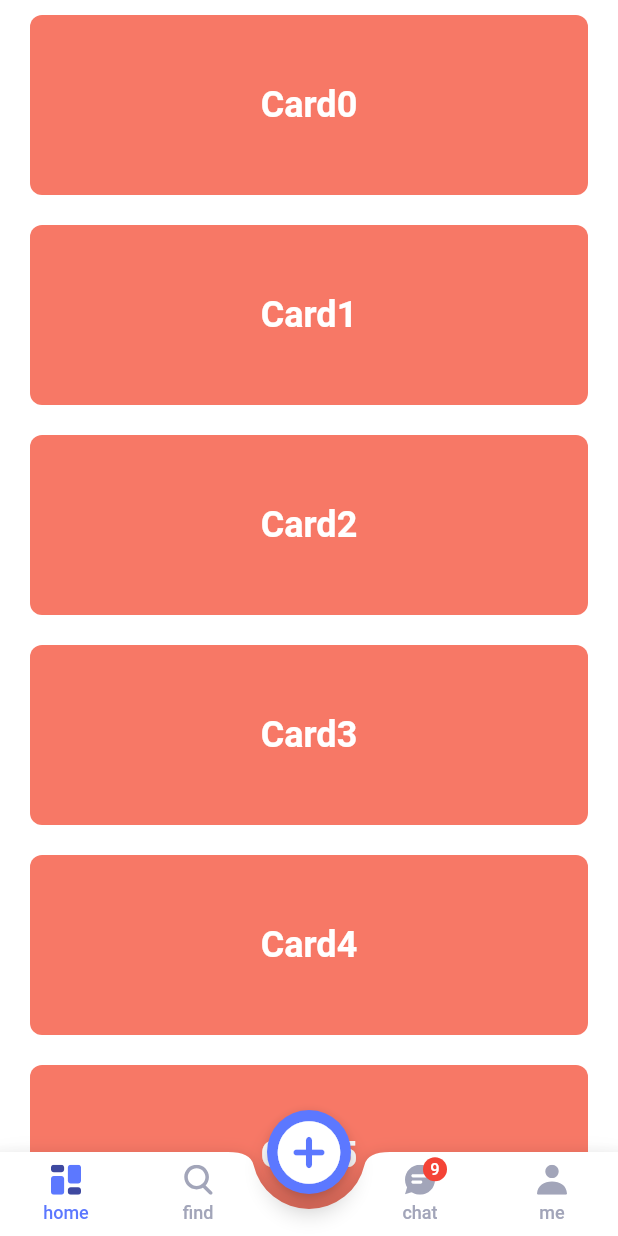
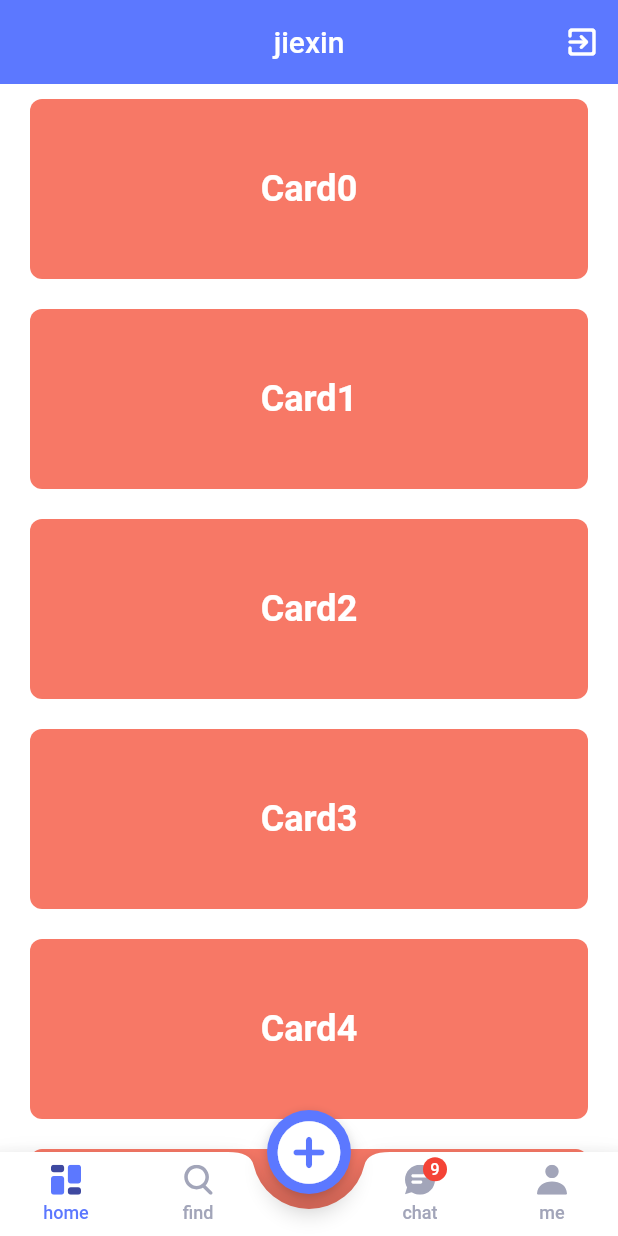
Before and after one commit to JiexinLee/blog, a Flutter app: the MyHomePage screen opened directly, on a phone screen of 412 x 824 dp. Run offline on Flutter 3.47's test engine with Material 2 defaults, Android fonts, the phone set to English and light mode, and no system bars; our stand-ins replace flutter_svg, font_awesome_flutter, get, shared_preferences, smooth_page_indicator; accounts and stored records are empty.

```diff
--- a/lib/main.dart
+++ b/lib/main.dart
@@ -47,6 +47,7 @@ class MyHomePage extends StatefulWidget {
 
 class _MyHomePageState extends State<MyHomePage> {
   final PageController pageController = PageController();
+  final controller = ScrollController();
   int currentIndex = 0;
 
   void onIndexChanged(int index) {
@@ -91,7 +92,7 @@ class _MyHomePageState extends State<MyHomePage> {
           Me(),
         ],
       ),
-      // 底部带凹下的导航
+      // Curve Navigation
       bottomNavigationBar: BuildNavigation(
           currentIndex: currentIndex,
           items: [
--- a/lib/pages/home/home.dart
+++ b/lib/pages/home/home.dart
@@ -1,5 +1,10 @@
+import 'package:flutter/material.dart';
 import 'package:flutter/widgets.dart';
+import 'package:flutter_abnhelper/constants/colors.dart';
+import 'package:flutter_abnhelper/pages/welcome/welcome.dart';
 import 'package:flutter_abnhelper/widgets/card.dart';
+import 'package:get/get.dart';
+import 'package:shared_preferences/shared_preferences.dart';
 
 class Home extends StatefulWidget {
   Home({Key? key}) : super(key: key);
@@ -11,7 +16,26 @@ class Home extends StatefulWidget {
 class _HomeState extends State<Home> {
   @override
   Widget build(BuildContext context) {
-    return Container(
+    return Scaffold(
+      appBar: AppBar(
+        actions: [
+          IconButton(
+            onPressed: () async {
+              final prefs = await SharedPreferences.getInstance();
+              prefs.setBool("showHome", false);
+              Get.offAll(()=>Welcome());
+            },
+            icon: const Icon(Icons.exit_to_app_rounded),
+            color: Colors.white,
+          ),
+        ],
+        backgroundColor: AppColor.accentColor,
+        title: Text(
+          'jiexin',
+          style: const TextStyle(color: Colors.white),
+        ),
+      ),
+      body: Container(
         margin: const EdgeInsets.only(top: 10),
         child: ListView.separated(
           itemCount: 10,
@@ -20,6 +44,7 @@ class _HomeState extends State<Home> {
             height: 20,
           ),
         ),
+      ),
     );
   }
 }
--- a/lib/widgets/button.dart
+++ b/lib/widgets/button.dart
@@ -1,7 +1,7 @@
 import 'package:flutter/material.dart';
 
 Widget buildSmallButton(bool isDone) {
-  final color = isDone ? Colors.green : Colors.indigo;
+  final color = isDone ? Colors.green : Colors.red.shade600;
   return Container(
       decoration: BoxDecoration(color: color, shape: BoxShape.circle),
       child: Center(
```
Also changed, not shown: lib/pages/me/me.dart (+54 -1 lines), lib/pages/post/post.dart (+10 -10 lines), lib/widgets/scroll_hide.dart (added, +61 -0 lines). Lines whose indentation alone changed are shown as unchanged.
